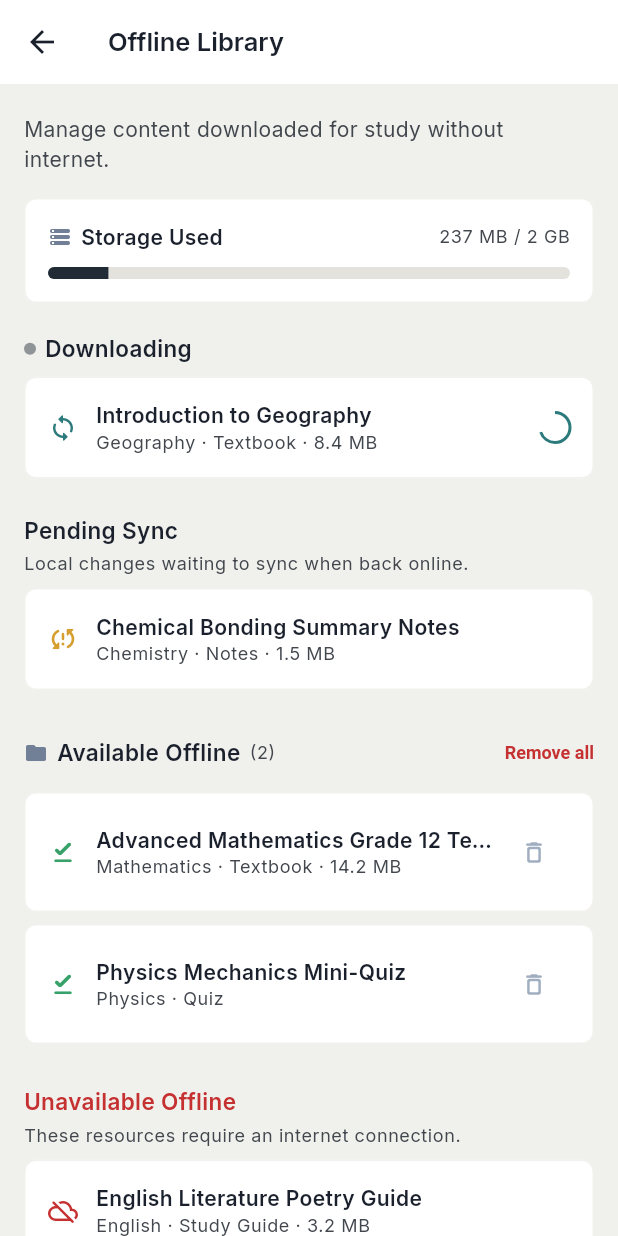
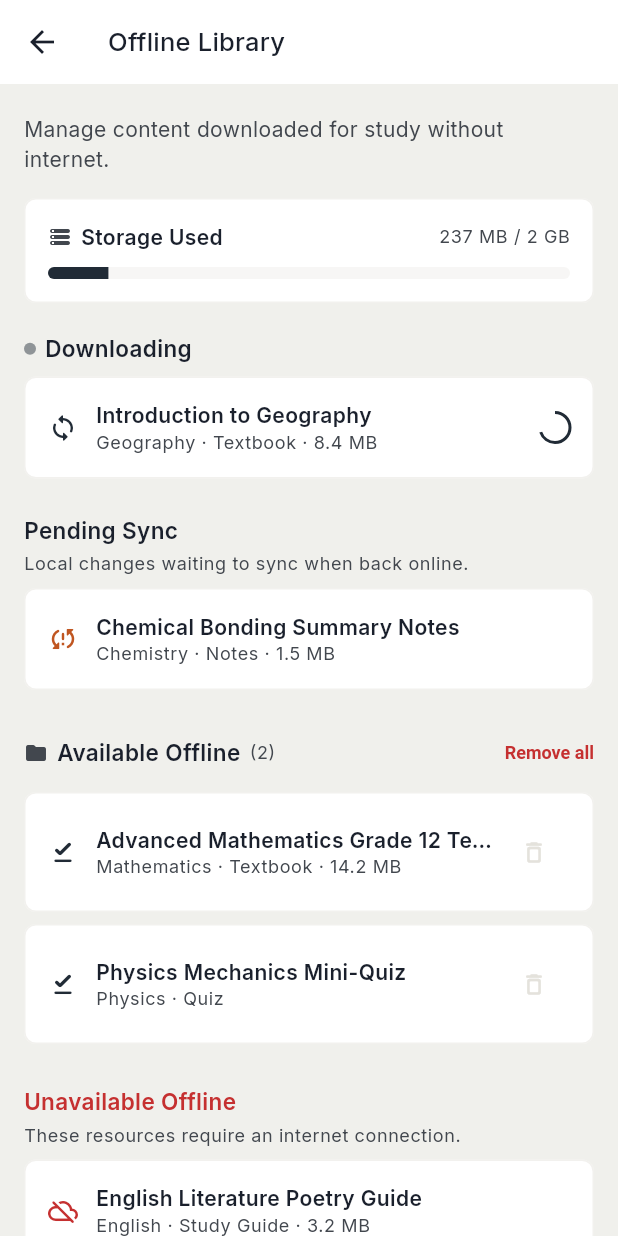
Before and after one commit to chris-moyo-codes/eduSupport-apk, a Flutter app: the DownloadsScreen screen opened directly, on a phone screen of 412 x 824 dp. Run offline on Flutter 3.47's test engine with Material 3 defaults, Android fonts, the phone set to English and light mode, and no system bars; our stand-ins replace dio, flutter_riverpod, flutter_secure_storage, go_router, google_fonts, shared_preferences; accounts and stored records are empty.

Commit message:
feat: complete theme compliance and spacing normalization

```diff
--- a/lib/core/widgets/edu_section_header.dart
+++ b/lib/core/widgets/edu_section_header.dart
@@ -22,10 +22,11 @@ class EduSectionHeader extends StatelessWidget {
             crossAxisAlignment: CrossAxisAlignment.start,
             children: [
               Text(title, style: Theme.of(context).textTheme.titleLarge),
+              if (subtitle != null)
                 Padding(
                   padding: const EdgeInsets.only(top: 4),
                   child: Text(
-                  subtitle ?? '',
+                    subtitle!,
                     style: Theme.of(context).textTheme.bodyMedium?.copyWith(
                       color: Theme.of(context).colorScheme.onSurfaceVariant,
                     ),
--- a/lib/features/student/presentation/screens/downloads_screen.dart
+++ b/lib/features/student/presentation/screens/downloads_screen.dart
@@ -2,6 +2,7 @@ import 'package:flutter/material.dart';
 
 import '../../../../core/widgets/edu_card.dart';
 import '../../../../core/widgets/edu_empty_state.dart';
+import '../../../../theme/app_theme.dart';
 import '../../data/student_mock_data.dart';
 
 class DownloadsScreen extends StatelessWidget {
@@ -25,20 +26,12 @@ class DownloadsScreen extends StatelessWidget {
     final storageFraction = usedMb / totalMb;
 
     return Scaffold(
-      backgroundColor: const Color(0xFFF0F0EC),
+      backgroundColor: theme.scaffoldBackgroundColor,
       appBar: AppBar(
-        backgroundColor: const Color(0xFFFFFFFF),
-        surfaceTintColor: Colors.transparent,
-        elevation: 0,
-        title: const Text(
+        title: Text(
           'Offline Library',
-          style: TextStyle(
-            fontSize: 17,
-            fontWeight: FontWeight.w600,
-            color: Color(0xFF1A202C),
+          style: theme.textTheme.titleMedium?.copyWith(fontSize: 17),
         ),
-        ),
-        leading: const BackButton(color: Color(0xFF1A202C)),
       ),
       body: SafeArea(
         child: SingleChildScrollView(
@@ -62,8 +55,8 @@ class DownloadsScreen extends StatelessWidget {
                   children: [
                     Row(
                       children: [
-                        const Icon(Icons.storage_rounded,
-                            size: 16, color: Color(0xFF718096)),
+                        Icon(Icons.storage_rounded,
+                            size: 16, color: theme.colorScheme.onSurfaceVariant),
                         const SizedBox(width: 6),
                         Text(
                           'Storage Used',
@@ -82,13 +75,13 @@ class DownloadsScreen extends StatelessWidget {
                     ),
                     const SizedBox(height: 10),
                     ClipRRect(
-                      borderRadius: BorderRadius.circular(6),
+                      borderRadius: EduSupportTheme.radiusMd,
                       child: LinearProgressIndicator(
                         value: storageFraction,
                         minHeight: 8,
-                        backgroundColor: const Color(0xFFE4E2DC),
-                        valueColor: const AlwaysStoppedAnimation<Color>(
-                            Color(0xFF212B36)),
+                        backgroundColor: theme.colorScheme.outline.withValues(alpha: 0.3),
+                        valueColor: AlwaysStoppedAnimation<Color>(
+                            theme.colorScheme.primary),
                       ),
                     ),
                   ],
@@ -99,21 +92,19 @@ class DownloadsScreen extends StatelessWidget {
 
               // ── Downloading ───────────────────────────────────────────────
               if (downloading.isNotEmpty) ...[
-                _SectionHeader(
-                  child: Row(
+                Row(
                   children: [
-                      _PulseDot(color: const Color(0xFF212B36)),
+                    _PulseDot(color: theme.colorScheme.primary),
                     const SizedBox(width: 6),
-                      const Text(
+                    Text(
                       'Downloading',
                       style: TextStyle(
                         fontSize: 15,
                         fontWeight: FontWeight.w600,
-                          color: Color(0xFF1A202C),
+                        color: theme.colorScheme.onSurface,
                       ),
                     ),
                   ],
-                  ),
                 ),
                 const SizedBox(height: 8),
                 ...downloading.map(
@@ -127,14 +118,12 @@ class DownloadsScreen extends StatelessWidget {
 
               // ── Pending Sync ──────────────────────────────────────────────
               if (pending.isNotEmpty) ...[
-                const _SectionHeader(
-                  child: Text(
+                Text(
                   'Pending Sync',
                   style: TextStyle(
                     fontSize: 15,
                     fontWeight: FontWeight.w600,
-                      color: Color(0xFF1A202C),
-                    ),
+                    color: theme.colorScheme.onSurface,
                   ),
                 ),
                 const SizedBox(height: 4),
@@ -157,15 +146,15 @@ class DownloadsScreen extends StatelessWidget {
               // ── Available Offline ─────────────────────────────────────────
               Row(
                 children: [
-                  const Icon(Icons.folder_rounded,
-                      size: 16, color: Color(0xFF718096)),
+                  Icon(Icons.folder_rounded,
+                      size: 16, color: theme.colorScheme.onSurfaceVariant),
                   const SizedBox(width: 6),
                   Text(
                     'Available Offline',
-                    style: const TextStyle(
+                    style: TextStyle(
                       fontSize: 15,
                       fontWeight: FontWeight.w600,
-                      color: Color(0xFF1A202C),
+                      color: theme.colorScheme.onSurface,
                     ),
                   ),
                   const SizedBox(width: 6),
@@ -183,7 +172,7 @@ class DownloadsScreen extends StatelessWidget {
                         padding: EdgeInsets.zero,
                         minimumSize: const Size(0, 36),
                         tapTargetSize: MaterialTapTargetSize.shrinkWrap,
-                        foregroundColor: const Color(0xFFC53030),
+                        foregroundColor: theme.colorScheme.error,
                       ),
                       child: const Text(
                         'Remove all',
@@ -212,12 +201,12 @@ class DownloadsScreen extends StatelessWidget {
 
               // ── Unavailable Offline ───────────────────────────────────────
               if (unavailable.isNotEmpty) ...[
-                const Text(
+                Text(
                   'Unavailable Offline',
                   style: TextStyle(
                     fontSize: 15,
                     fontWeight: FontWeight.w600,
-                    color: Color(0xFFC53030),
+                    color: theme.colorScheme.error,
                   ),
                 ),
                 const SizedBox(height: 4),
@@ -241,14 +230,6 @@ class DownloadsScreen extends StatelessWidget {
       ),
     );
   }
-}
-
-class _SectionHeader extends StatelessWidget {
-  const _SectionHeader({required this.child});
-  final Widget child;
-
-  @override
-  Widget build(BuildContext context) => child;
 }
 
 class _PulseDot extends StatefulWidget {
@@ -312,25 +293,15 @@ class _DownloadItem extends StatelessWidget {
     };
   }
 
-  Color get _statusColor {
-    return switch (resource.offlineStatus) {
-      'available'          => const Color(0xFF38A169),
-      'download_available' => const Color(0xFF2B6CB0),
-      'downloading'        => const Color(0xFF2C7A7B),
-      'pending_sync'       => const Color(0xFFD69E2E),
-      'unavailable'        => const Color(0xFFC53030),
-      _                    => const Color(0xFF718096),
-    };
-  }
-
   @override
   Widget build(BuildContext context) {
     final theme = Theme.of(context);
+    final statusColor = _resolveStatusColor(theme.colorScheme);
 
     return EduCard(
       child: Row(
         children: [
-          Icon(_statusIcon, size: 20, color: _statusColor),
+          Icon(_statusIcon, size: 20, color: statusColor),
           const SizedBox(width: 12),
           Expanded(
             child: Column(
@@ -355,20 +326,20 @@ class _DownloadItem extends StatelessWidget {
             ),
           ),
           if (resource.offlineStatus == 'downloading')
-            const SizedBox(
+            SizedBox(
               width: 20,
               height: 20,
               child: CircularProgressIndicator(
                 value: 0.7,
                 strokeWidth: 2,
                 valueColor:
-                    AlwaysStoppedAnimation<Color>(Color(0xFF2C7A7B)),
+                    AlwaysStoppedAnimation<Color>(theme.colorScheme.primary),
               ),
             ),
           if (resource.offlineStatus == 'available')
             IconButton(
-              icon: const Icon(Icons.delete_outline_rounded,
-                  size: 18, color: Color(0xFFA0AEC0)),
+              icon: Icon(Icons.delete_outline_rounded,
+                  size: 18, color: theme.colorScheme.outline),
               onPressed: () {},
               tooltip: 'Remove',
             ),
@@ -376,4 +347,15 @@ class _DownloadItem extends StatelessWidget {
       ),
     );
   }
+
+  Color _resolveStatusColor(ColorScheme cs) {
+    return switch (resource.offlineStatus) {
+      'available'          => cs.primary,
+      'download_available' => cs.secondary,
+      'downloading'        => cs.primary,
+      'pending_sync'       => cs.secondary,
+      'unavailable'        => cs.error,
+      _                    => cs.onSurfaceVariant,
+    };
   }
+}
--- a/lib/features/tutor/presentation/screens/tutor_home_screen.dart
+++ b/lib/features/tutor/presentation/screens/tutor_home_screen.dart
@@ -84,7 +84,7 @@ class TutorHomeScreen extends ConsumerWidget {
               ),
               const SizedBox(height: 12),
               _PrioritySessionCard(session: nextSession),
-              const SizedBox(height: 32),
+              const SizedBox(height: 24),
             ],
 
             // ── Metrics ──────────────────────────────────────────────────────
@@ -111,7 +111,7 @@ class TutorHomeScreen extends ConsumerWidget {
                 ),
               ],
             ),
-            const SizedBox(height: 32),
+            const SizedBox(height: 24),
 
             // ── Action Required ─────────────────────────────────────────────
             if (needsAttentionStudents.isNotEmpty) ...[
--- a/lib/features/tutor/presentation/widgets/student_list_row.dart
+++ b/lib/features/tutor/presentation/widgets/student_list_row.dart
@@ -100,7 +100,7 @@ class StudentListRow extends StatelessWidget {
 
   Color _getProgressColor(ColorScheme colorScheme, double score) {
     if (score >= 0.8) return colorScheme.primary;
-    if (score >= 0.6) return const Color(0xFFC05621); // Warning tone
+    if (score >= 0.6) return colorScheme.secondary; // Warning tone
     return colorScheme.error;
   }
 }
```
Also changed, not shown: lib/core/widgets/edu_badge.dart (+7 -5 lines), lib/features/student/presentation/screens/dashboard_screen.dart (+5 -5 lines), lib/features/student/presentation/screens/flashcard_viewer_screen.dart (+36 -40 lines), lib/features/student/presentation/screens/profile_screen.dart (+5 -5 lines), lib/features/student/presentation/screens/sessions_screen.dart (+19 -27 lines), lib/features/student/presentation/screens/study_screen.dart (+5 -4 lines), lib/features/student/presentation/screens/tutors_screen.dart (+25 -29 lines). Lines whose indentation alone changed are shown as unchanged.
